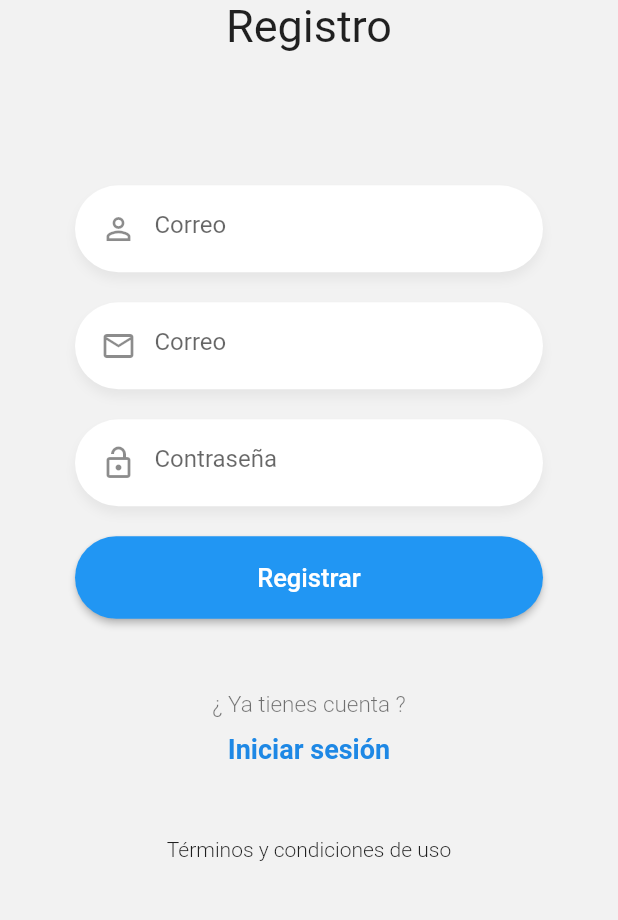
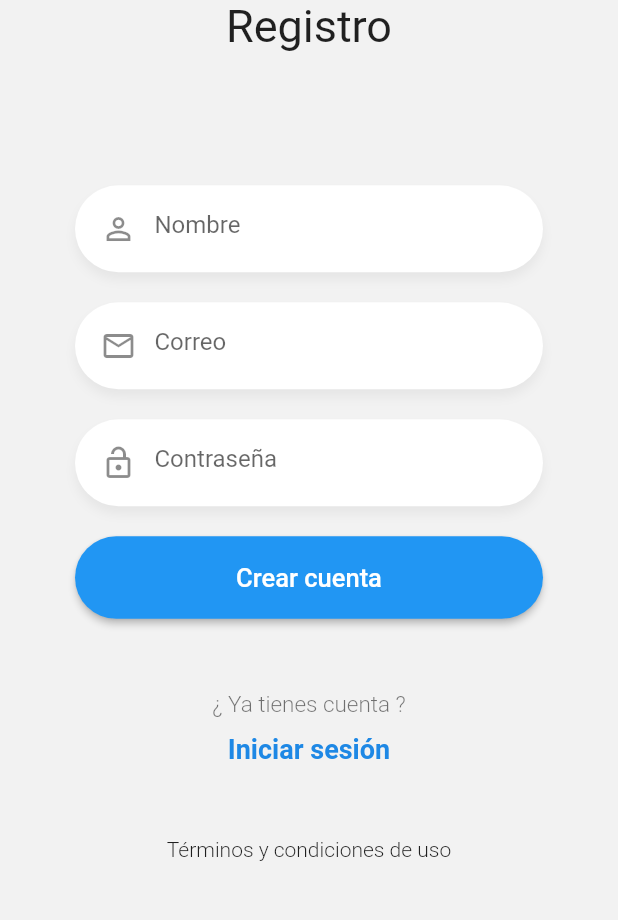
Before and after one commit to kowany/flutter-chat-app, a Flutter app: the RegisterPage screen opened by its route, on a phone screen of 412 x 824 dp, the part 251-1171 px from its top. Run offline on Flutter 3.47's test engine with Material 2 defaults, Android fonts, the phone set to English and light mode, and no system bars; our stand-ins replace flutter_secure_storage, pull_to_refresh; accounts and stored records are empty.

```diff
--- /dev/null
+++ b/lib/global/environment.dart
@@ -0,0 +1,10 @@
+import 'dart:io';
+
+class Environment {
+  static String apiUrl = Platform.isAndroid
+      ? 'http://192.168.0.101:3000/api'
+      : 'http://localhost:3000/api';
+  static String socketUrl = Platform.isAndroid
+      ? 'http://192.168.0.101:3000'
+      : 'http://localhost:3000';
+}
--- a/lib/models/usuario.dart
+++ b/lib/models/usuario.dart
@@ -1,13 +1,37 @@
+// To parse this JSON data, do
+//
+//     final usuario = usuarioFromJson(jsonString);
+
+import 'dart:convert';
+
+Usuario usuarioFromJson(String str) => Usuario.fromJson(json.decode(str));
+
+String usuarioToJson(Usuario data) => json.encode(data.toJson());
+
 class Usuario {
+  Usuario({
+    this.online,
+    this.nombre,
+    this.email,
+    this.uid,
+  });
+
   bool online;
+  String nombre;
   String email;
-  String nombre;
   String uid;
 
-  Usuario({
-    this.online,
-    this.email,
-    this.nombre,
-    this.uid,
-  });
+  factory Usuario.fromJson(Map<String, dynamic> json) => Usuario(
+        online: json["online"],
+        nombre: json["nombre"],
+        email: json["email"],
+        uid: json["uid"],
+      );
+
+  Map<String, dynamic> toJson() => {
+        "online": online,
+        "nombre": nombre,
+        "email": email,
+        "uid": uid,
+      };
 }
--- a/lib/pages/register_page.dart
+++ b/lib/pages/register_page.dart
@@ -1,8 +1,12 @@
+import 'package:chat/helpers/mostrar_alerta.dart';
+import 'package:flutter/material.dart';
+import 'package:provider/provider.dart';
+
+import 'package:chat/services/auth_service.dart';
+
 import 'package:chat/widgets/boton_azul.dart';
 import 'package:chat/widgets/labels.dart';
 import 'package:chat/widgets/logo.dart';
-import 'package:flutter/material.dart';
-
 import 'package:chat/widgets/custom_input.dart';
 
 class RegisterPage extends StatelessWidget {
@@ -51,6 +55,7 @@ class __FormState extends State<_Form> {
   final passwordCtrl = TextEditingController();
   @override
   Widget build(BuildContext context) {
+    final authService = Provider.of<AuthService>(context);
     return Container(
       margin: EdgeInsets.only(top: 40.0),
       padding: EdgeInsets.symmetric(horizontal: 50.0),
@@ -58,7 +63,7 @@ class __FormState extends State<_Form> {
         children: [
           CustomInput(
             icon: Icons.perm_identity,
-            placeholder: 'Correo',
+            placeholder: 'Nombre',
             textController: nameCtrl,
           ),
           CustomInput(
@@ -74,12 +79,29 @@ class __FormState extends State<_Form> {
             isPassword: true,
           ),
           BotonAzul(
-            label: 'Registrar',
-            onPressed: () {
-              print('Nombre: ${nameCtrl.text}');
-              print('Correo: ${emailCtrl.text}');
-              print('Contraseña: ${passwordCtrl.text}');
-            },
+            label: 'Crear cuenta',
+            onPressed: authService.autenticando
+                ? null
+                : () async {
+                    print('Nombre: ${nameCtrl.text}');
+                    print('Correo: ${emailCtrl.text}');
+                    print('Contraseña: ${passwordCtrl.text}');
+                    final registerOk = await authService.register(
+                      nameCtrl.text.trim(),
+                      emailCtrl.text.trim(),
+                      passwordCtrl.text.trim(),
+                    );
+                    if (registerOk == true) {
+                      // TODO: Conectar al socket server
+                      Navigator.pushReplacementNamed(context, 'usuarios');
+                    } else {
+                      mostrarAlerta(
+                        context,
+                        'Error en el registro',
+                        registerOk,
+                      );
+                    }
+                  },
           ),
         ],
       ),
--- a/pubspec.yaml
+++ b/pubspec.yaml
@@ -18,7 +18,7 @@ publish_to: 'none' # Remove this line if you wish to publish to pub.dev
 version: 1.0.0+1
 
 environment:
-  sdk: ">=2.7.0 <3.0.0"
+  sdk: ">=2.8.0 <3.0.0"
 
 dependencies:
   flutter:
@@ -29,6 +29,10 @@ dependencies:
   # Use with the CupertinoIcons class for iOS style icons.
   cupertino_icons: ^1.0.0
   pull_to_refresh: ^1.6.2
+  provider: ^4.3.2+2
+  http: ^0.12.2
+  flutter_secure_storage: ^3.3.5
+  socket_io_client: ^0.9.11
 
 dev_dependencies:
   flutter_test:
```
Also changed, not shown: lib/helpers/mostrar_alerta.dart (added, +38 -0 lines), lib/main.dart (+14 -5 lines), lib/models/login_response.dart (added, +35 -0 lines), lib/pages/loading_page.dart (+30 -2 lines), lib/pages/login_page.dart (+26 -6 lines), lib/pages/usuarios_page.dart (+10 -3 lines), lib/services/auth_service.dart (added, +115 -0 lines), pubspec.lock, 1 other file.
